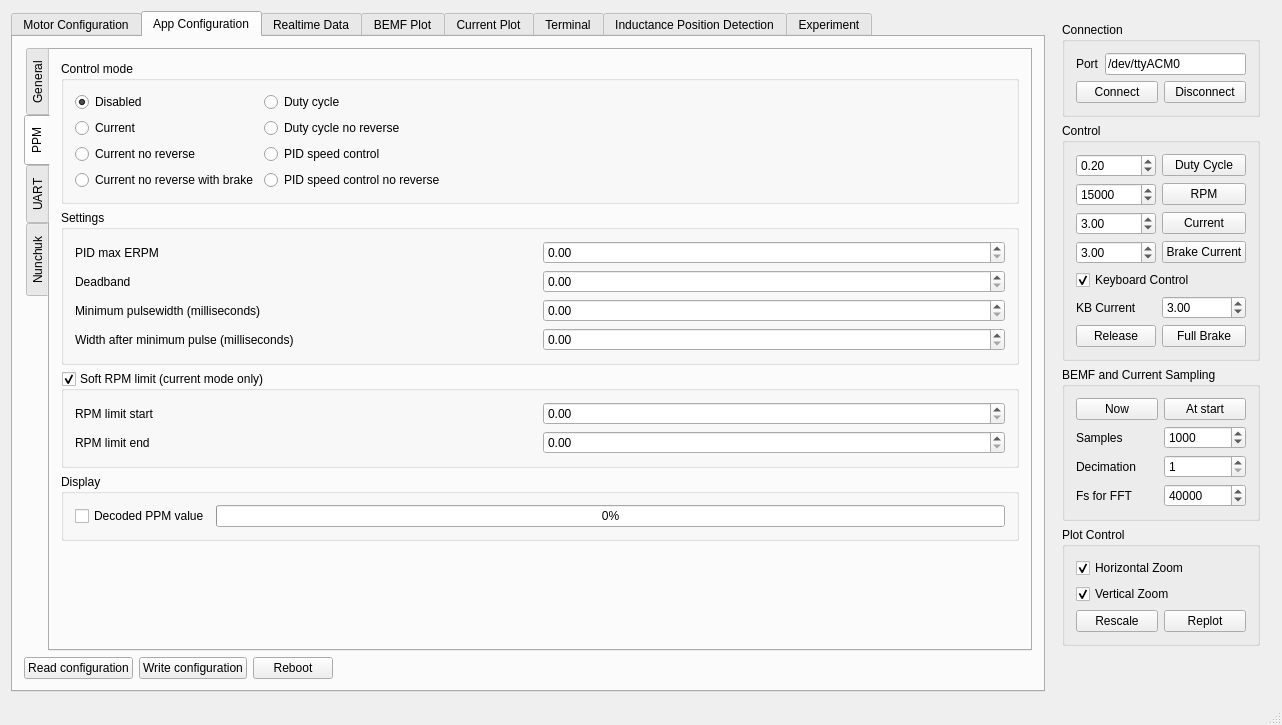
Above: mainwindow.ui from vedderb/bldc-tool before the change. Below: the same form after it.
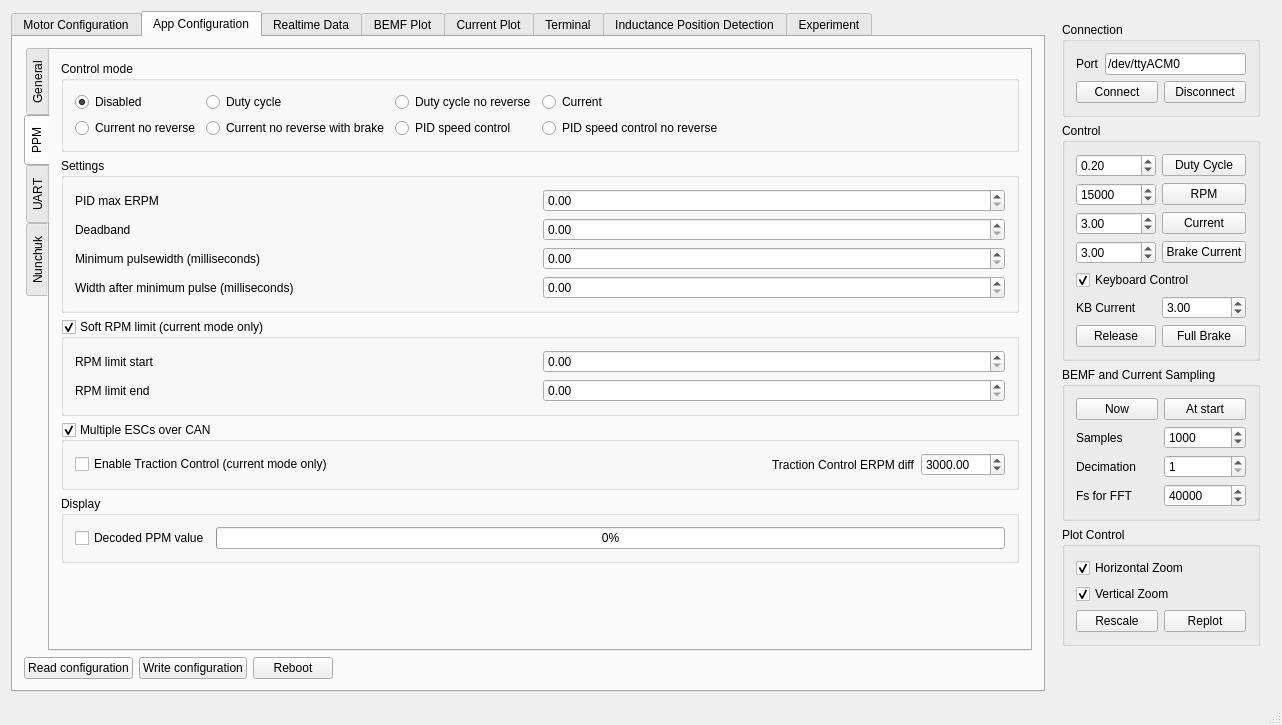
That is the form after the change. The open tabs and pages were chosen to show the change. Custom widgets are drawn as their Qt base class.

```diff
--- a/mainwindow.ui
+++ b/mainwindow.ui
@@ -1302,49 +1302,45 @@
                 <layout class="QHBoxLayout" name="horizontalLayout_28">
                  <item>
                   <layout class="QGridLayout" name="gridLayout_13">
-                   <item row="0" column="1">
-                    <widget class="QRadioButton" name="appconfPpmDutyButton">
-                     <property name="text">
-                      <string>Duty cycle</string>
-                     </property>
-                    </widget>
-                   </item>
-                   <item row="1" column="1">
+                   <item row="0" column="2">
                     <widget class="QRadioButton" name="appconfPpmDutyNorevButton">
                      <property name="text">
                       <string>Duty cycle no reverse</string>
                      </property>
                     </widget>
                    </item>
-                   <item row="2" column="1">
-                    <widget class="QRadioButton" name="appconfPpmPidButton">
+                   <item row="0" column="1">
+                    <widget class="QRadioButton" name="appconfPpmDutyButton">
                      <property name="text">
-                      <string>PID speed control</string>
+                      <string>Duty cycle</string>
                      </property>
                     </widget>
                    </item>
-                   <item row="3" column="1">
+                   <item row="0" column="0">
+                    <widget class="QRadioButton" name="appconfPpmDisabledButton">
+                     <property name="text">
+                      <string>Disabled</string>
+                     </property>
+                     <property name="checked">
+                      <bool>true</bool>
+                     </property>
+                    </widget>
+                   </item>
+                   <item row="1" column="3">
                     <widget class="QRadioButton" name="appconfPpmPidNorevButton">
                      <property name="text">
                       <string>PID speed control no reverse</string>
                      </property>
                     </widget>
                    </item>
-                   <item row="3" column="0">
+                   <item row="1" column="1">
                     <widget class="QRadioButton" name="appconfPpmCurrentNorevBrakeButton">
                      <property name="text">
                       <string>Current no reverse with brake</string>
                      </property>
                     </widget>
                    </item>
-                   <item row="2" column="0">
-                    <widget class="QRadioButton" name="appconfPpmCurrentNorevButton">
-                     <property name="text">
-                      <string>Current no reverse</string>
-                     </property>
-                    </widget>
-                   </item>
-                   <item row="1" column="0">
+                   <item row="0" column="3">
                     <widget class="QRadioButton" name="appconfPpmCurrentButton">
                      <property name="text">
                       <string>Current</string>
@@ -1354,13 +1350,17 @@
                      </property>
                     </widget>
                    </item>
-                   <item row="0" column="0">
-                    <widget class="QRadioButton" name="appconfPpmDisabledButton">
+                   <item row="1" column="0">
+                    <widget class="QRadioButton" name="appconfPpmCurrentNorevButton">
                      <property name="text">
-                      <string>Disabled</string>
+                      <string>Current no reverse</string>
                      </property>
-                     <property name="checked">
-                      <bool>true</bool>
+                    </widget>
+                   </item>
+                   <item row="1" column="2">
+                    <widget class="QRadioButton" name="appconfPpmPidButton">
+                     <property name="text">
+                      <string>PID speed control</string>
                      </property>
                     </widget>
                    </item>
@@ -1505,6 +1505,58 @@
                 </layout>
                </widget>
               </item>
+              <item>
+               <widget class="QGroupBox" name="appconfPpmMultiGroup">
+                <property name="title">
+                 <string>Multiple ESCs over CAN</string>
+                </property>
+                <property name="checkable">
+                 <bool>true</bool>
+                </property>
+                <layout class="QHBoxLayout" name="horizontalLayout_37">
+                 <item>
+                  <widget class="QCheckBox" name="appconfPpmTcBox">
+                   <property name="text">
+                    <string>Enable Traction Control (current mode only)</string>
+                   </property>
+                   <property name="checked">
+                    <bool>false</bool>
+                   </property>
+                  </widget>
+                 </item>
+                 <item>
+                  <spacer name="horizontalSpacer_14">
+                   <property name="orientation">
+                    <enum>Qt::Horizontal</enum>
+                   </property>
+                   <property name="sizeHint" stdset="0">
+                    <size>
+                     <width>40</width>
+                     <height>20</height>
+                    </size>
+                   </property>
+                  </spacer>
+                 </item>
+                 <item>
+                  <widget class="QLabel" name="label_67">
+                   <property name="text">
+                    <string>Traction Control ERPM diff</string>
+                   </property>
+                  </widget>
+                 </item>
+                 <item>
+                  <widget class="QDoubleSpinBox" name="appconfPpmTcErpmBox">
+                   <property name="maximum">
+                    <double>100000.000000000000000</double>
+                   </property>
+                   <property name="value">
+                    <double>3000.000000000000000</double>
+                   </property>
+                  </widget>
+                 </item>
+                </layout>
+               </widget>
+              </item>
               <item>
                <widget class="QGroupBox" name="groupBox_23">
                 <property name="title">
```
Left out of the diff: 210 changed lines with no effect on the pictures.
